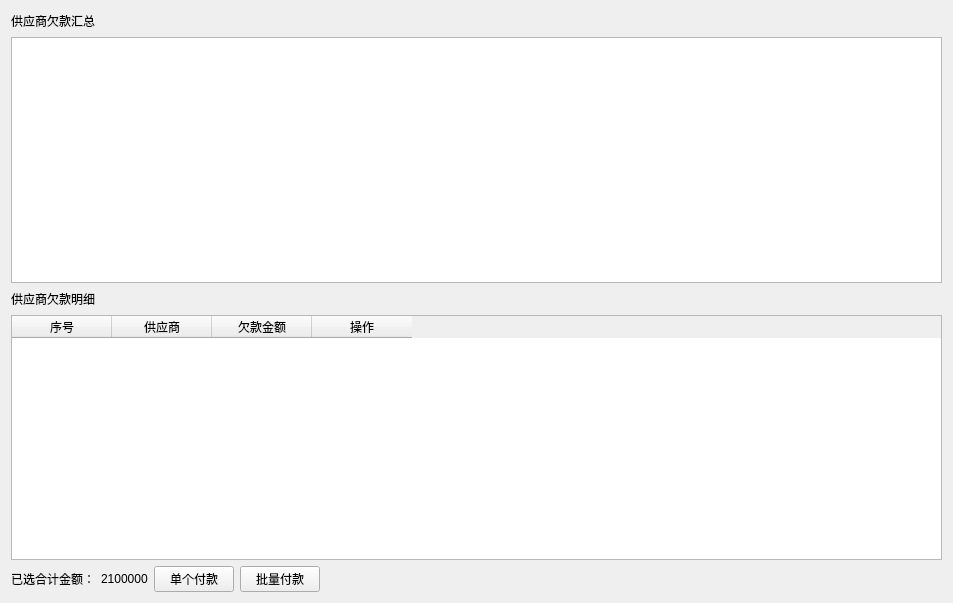
Before: the Qt Designer form View/supplier/ui/ui_supplier_arrears.ui in zgj0607/Py-store, drawn with Qt 5.
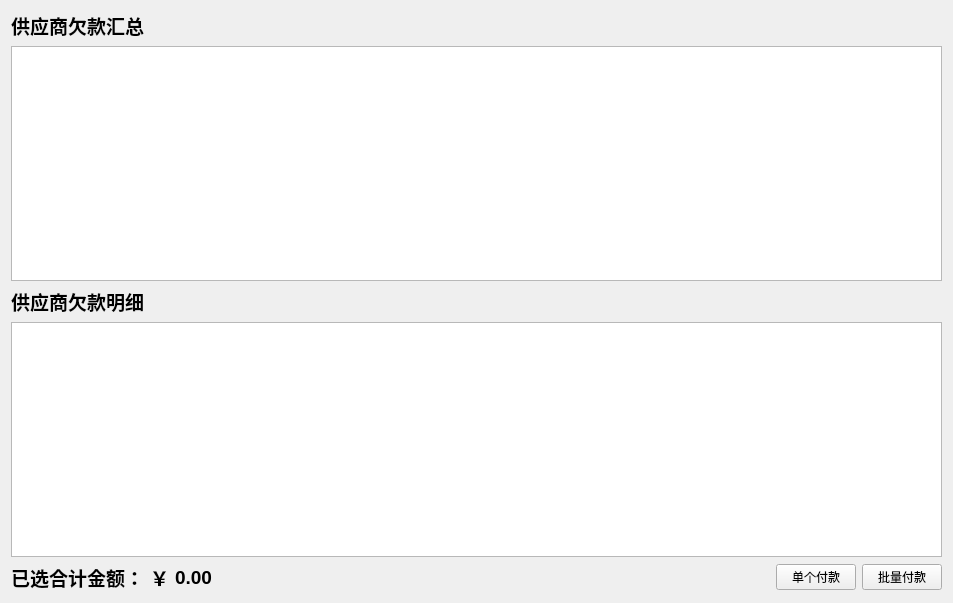
After: the same form once the commit is applied.

Commit message: 完成供应商欠款单个支付和批量支付，并调整主页菜单

What changed in the file:
```diff
--- a/View/supplier/ui/ui_supplier_arrears.ui
+++ b/View/supplier/ui/ui_supplier_arrears.ui
@@ -18,6 +18,13 @@
     <layout class="QHBoxLayout" name="horizontalLayout_2">
      <item>
       <widget class="QLabel" name="label_3">
+       <property name="font">
+        <font>
+         <pointsize>14</pointsize>
+         <weight>75</weight>
+         <bold>true</bold>
+        </font>
+       </property>
        <property name="text">
         <string>供应商欠款汇总</string>
        </property>
@@ -39,12 +46,29 @@
     </layout>
    </item>
    <item>
-    <widget class="QTableView" name="summary_table"/>
+    <widget class="QTableView" name="summary_table">
+     <property name="editTriggers">
+      <set>QAbstractItemView::NoEditTriggers</set>
+     </property>
+     <property name="selectionBehavior">
+      <enum>QAbstractItemView::SelectRows</enum>
+     </property>
+     <attribute name="verticalHeaderVisible">
+      <bool>true</bool>
+     </attribute>
+    </widget>
    </item>
    <item>
     <layout class="QHBoxLayout" name="horizontalLayout_3">
      <item>
       <widget class="QLabel" name="label_4">
+       <property name="font">
+        <font>
+         <pointsize>14</pointsize>
+         <weight>75</weight>
+         <bold>true</bold>
+        </font>
+       </property>
        <property name="text">
         <string>供应商欠款明细</string>
        </property>
@@ -71,37 +95,24 @@
       <enum>QAbstractItemView::SelectRows</enum>
      </property>
      <property name="sortingEnabled">
-      <bool>true</bool>
+      <bool>false</bool>
      </property>
      <attribute name="verticalHeaderVisible">
       <bool>false</bool>
      </attribute>
-     <column>
-      <property name="text">
-       <string>序号</string>
-      </property>
-     </column>
-     <column>
-      <property name="text">
-       <string>供应商</string>
-      </property>
-     </column>
-     <column>
-      <property name="text">
-       <string>欠款金额</string>
-      </property>
-     </column>
-     <column>
-      <property name="text">
-       <string>操作</string>
-      </property>
-     </column>
     </widget>
    </item>
    <item>
     <layout class="QHBoxLayout" name="horizontalLayout">
      <item>
       <widget class="QLabel" name="label">
+       <property name="font">
+        <font>
+         <pointsize>14</pointsize>
+         <weight>75</weight>
+         <bold>true</bold>
+        </font>
+       </property>
        <property name="text">
         <string>已选合计金额：</string>
        </property>
@@ -109,11 +120,45 @@
      </item>
      <item>
       <widget class="QLabel" name="label_2">
+       <property name="font">
+        <font>
+         <pointsize>14</pointsize>
+         <weight>75</weight>
+         <bold>true</bold>
+        </font>
+       </property>
        <property name="text">
-        <string>2100000</string>
+        <string>￥</string>
        </property>
       </widget>
      </item>
+     <item>
+      <widget class="QLabel" name="summary_need_pay">
+       <property name="font">
+        <font>
+         <pointsize>14</pointsize>
+         <weight>75</weight>
+         <bold>true</bold>
+        </font>
+       </property>
+       <property name="text">
+        <string>0.00</string>
+       </property>
+      </widget>
+     </item>
+     <item>
+      <spacer name="horizontalSpacer">
+       <property name="orientation">
+        <enum>Qt::Horizontal</enum>
+       </property>
+       <property name="sizeHint" stdset="0">
+        <size>
+         <width>40</width>
+         <height>20</height>
+        </size>
+       </property>
+      </spacer>
+     </item>
      <item>
       <widget class="QPushButton" name="single_button">
        <property name="text">
@@ -128,19 +173,6 @@
        </property>
       </widget>
      </item>
-     <item>
-      <spacer name="horizontalSpacer">
-       <property name="orientation">
-        <enum>Qt::Horizontal</enum>
-       </property>
-       <property name="sizeHint" stdset="0">
-        <size>
-         <width>40</width>
-         <height>20</height>
-        </size>
-       </property>
-      </spacer>
-     </item>
     </layout>
    </item>
   </layout>
```
Left out of the diff: 3 changed lines with no effect on the pictures. The commit also changes 23 other files.
